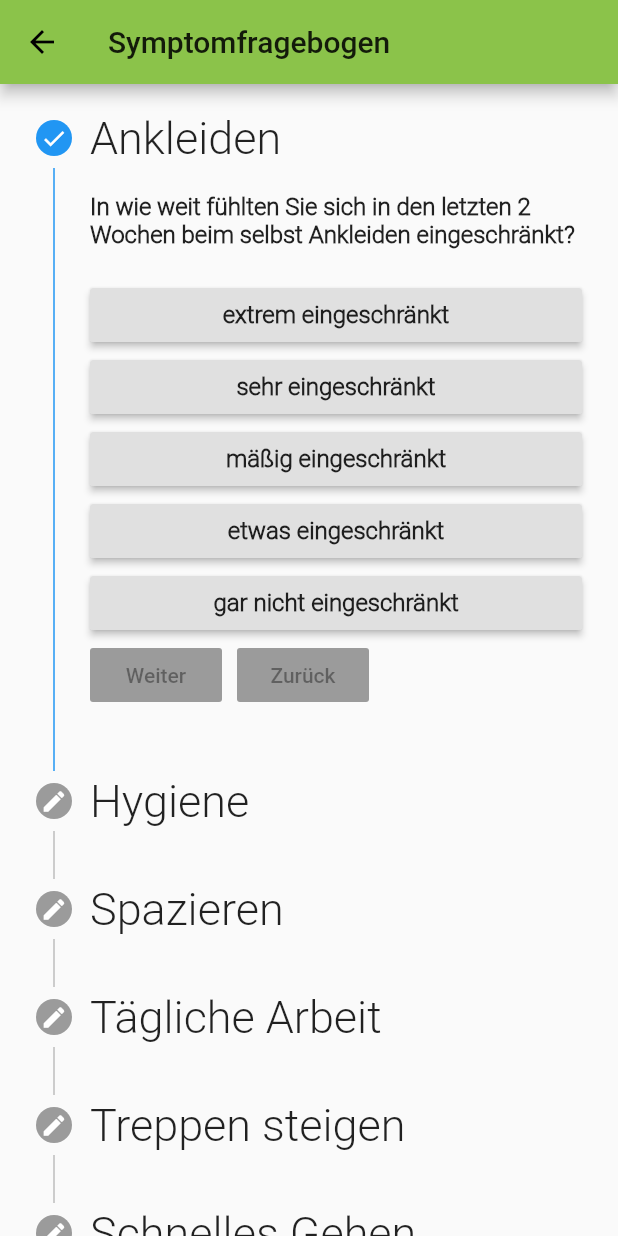
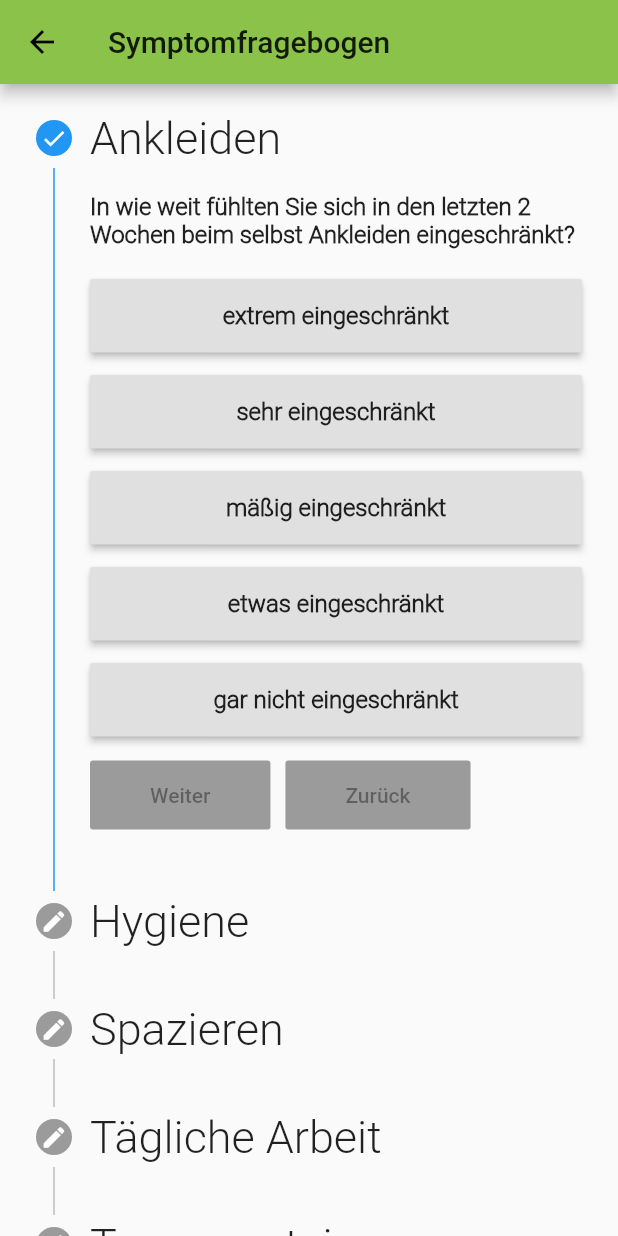
Before and after one commit to Linea-code/chf-app, a Flutter app: the WeeklyQuestSymptoms screen opened directly, on a phone screen of 412 x 824 dp. Run offline on Flutter 3.47's test engine with Material 2 defaults, Android fonts, the phone set to English and light mode, and no system bars; our stand-ins replace charts_flutter, flutter_spinkit, qr_flutter, shared_preferences; missing offline and left inert: flutter_sparkline, health; accounts and stored records are empty.

Commit message:
Verbesserung Stepper; Neuer Ladescreen bei Vitalparametern; Neues Verhalten bei Laden der Vitalparameter

```diff
--- a/lib/symptoms/surveyButton.dart
+++ b/lib/symptoms/surveyButton.dart
@@ -18,16 +18,17 @@ class SurveyButton extends StatefulWidget {
 class _SurveyButtonState extends State<SurveyButton> {
   @override
   Widget build(BuildContext context) {
-    return RaisedButton(
+    return Container(
+      padding: EdgeInsets.only(bottom: 15),
+      child:
+        RaisedButton(padding: EdgeInsets.only(top: 15, bottom: 15),
         child: Text(widget.text,style: Theme.of(context).textTheme.bodyText2,),
         color: (widget.text == widget.currentValue) ? Colors.lightGreen[400] : Colors.grey[300],
         onPressed: () {
           setState(() {
             widget.callback(widget.text, widget.currentStep);
             AppBuilder.of(context).rebuild();
-          });
-
-        }
+          });}),
     );
   }
 }
--- a/lib/symptoms/weeklyquesthealth.dart
+++ b/lib/symptoms/weeklyquesthealth.dart
@@ -65,12 +65,14 @@ class _WeeklyQuestHealthState extends State<WeeklyQuestHealth> {
                   return Row(
                     children: <Widget>[
                       RaisedButton(
+                        padding: EdgeInsets.only(top: 15, bottom: 15, left: 40, right: 40),
                         color: Colors.lightGreen[400],
                         child: Text("Weiter"),
                         onPressed: onStepContinue,
                       ),
                       SizedBox(width: 10,),
                       RaisedButton(
+                        padding: EdgeInsets.only(top: 15, bottom: 15, left: 40, right: 40),
                         color: Colors.grey[100],
                         child: Text("Zurück"),
                         onPressed: onStepCancel,
--- a/lib/symptoms/weeklyquestsymptoms.dart
+++ b/lib/symptoms/weeklyquestsymptoms.dart
@@ -64,12 +64,14 @@ class _WeeklyQuestSymptomsState extends State<WeeklyQuestSymptoms> {
                   return Row(
                     children: <Widget>[
                       RaisedButton(
+                        padding: EdgeInsets.only(top: 15, bottom: 15, left: 40, right: 40),
                         color: Colors.lightGreen[400],
                         child: Text("Weiter"),
                         onPressed: onStepContinue,
                       ),
                       SizedBox(width: 10,),
                       RaisedButton(
+                        padding: EdgeInsets.only(top: 15, bottom: 15, left: 40, right: 40),
                         color: Colors.grey[100],
                         child: Text("Zurück"),
                         onPressed: onStepCancel,
@@ -906,7 +908,7 @@ List<Step> _mySteps(){
     Step(
       isActive: currentStep > 20,
       state: (currentStep > 20) ? StepState.complete : StepState.editing,
-      title: Text('Familie und Freunde'),
+      title: Text('Familie/Freunde'),
       content: Column(
         children: <Widget>[
           Container(
--- a/lib/vitalparameters/activeEnergy.dart
+++ b/lib/vitalparameters/activeEnergy.dart
@@ -87,9 +87,8 @@ class _ActiveEnergyState extends State<ActiveEnergy> {
                 //Ladebildschirm bei keinen Daten/leere Liste
                 _seriesData.isEmpty
                     ? Container(
-                    child: SpinKitPumpingHeart(
-                      color: Colors.red[400],
-                    ))
+                    padding: EdgeInsets.only(top: 50, bottom: 50),
+                    child:SpinKitWave(color: Theme.of(context).accentColor))
                     : Container(
                     height: 300,
                     child: Card( //Diagramm erstellen mit spezifischen Achsen- und Farbeinstellungen
--- a/lib/vitalparameters/bodyfat.dart
+++ b/lib/vitalparameters/bodyfat.dart
@@ -90,9 +90,8 @@ class _BodyfatState extends State<Bodyfat> {
             children: <Widget>[ //Ldebildschirm (Herz) bei keinen Daten und bei warten auf Daten
               _seriesData.isEmpty
                   ? Container(
-                  child: SpinKitPumpingHeart(
-                    color: Colors.red[400],
-                  ))
+                  padding: EdgeInsets.only(top: 50, bottom: 50),
+                  child:SpinKitWave(color: Theme.of(context).accentColor))
                   : Container(
                   height: 300,
                   child: Card( //Detailierter Graph zu Daten mit spezifizierung der Achsenbeschriftungen und Farben etc.
--- a/lib/vitalparameters/bpm.dart
+++ b/lib/vitalparameters/bpm.dart
@@ -87,9 +87,8 @@ class _BPMState extends State<BPM> {
             //Ladebildschirm bei keinen Daten/leere Liste
             _seriesData.isEmpty
                 ? Container(
-                    child: SpinKitPumpingHeart(
-                    color: Colors.red[400],
-                  ))
+                padding: EdgeInsets.only(top: 50, bottom: 50),
+                child:SpinKitWave(color: Theme.of(context).accentColor))
                 : Container(
                     height: 300,
                     child: Card( //Diagramm erstellen mit spezifischen Achsen- und Farbeinstellungen
--- a/lib/vitalparameters/steps.dart
+++ b/lib/vitalparameters/steps.dart
@@ -105,9 +105,8 @@ print('hallo');
               //Ladebildschirm falls keine Daten vorhanden oder fals Daten noch laden
               _seriesData.isEmpty
                   ? Container(
-                  child: SpinKitPumpingHeart(
-                    color: Colors.red[400],
-                  ))
+                  padding: EdgeInsets.only(top: 50, bottom: 50),
+                  child:SpinKitWave(color: Theme.of(context).accentColor))
                   : Container(
                   height: 300,
                   child: Card(
--- a/lib/vitalparameters/weight.dart
+++ b/lib/vitalparameters/weight.dart
@@ -88,9 +88,8 @@ class _WeightState extends State<Weight> {
               //Ladebildschirm falls keine Daten vorhanden oder falls Daten noch laden
               _seriesData.isEmpty
                   ? Container(
-                      child: SpinKitPumpingHeart(
-                      color: Colors.red[400],
-                    ))
+                  padding: EdgeInsets.only(top: 50, bottom: 50),
+                  child:SpinKitWave(color: Theme.of(context).accentColor))
                   : Container(
                       height: 300,
                       child: Card(
```
Also changed, not shown: lib/vitalparameters/Vitalparameter.dart (+8 -7 lines).
